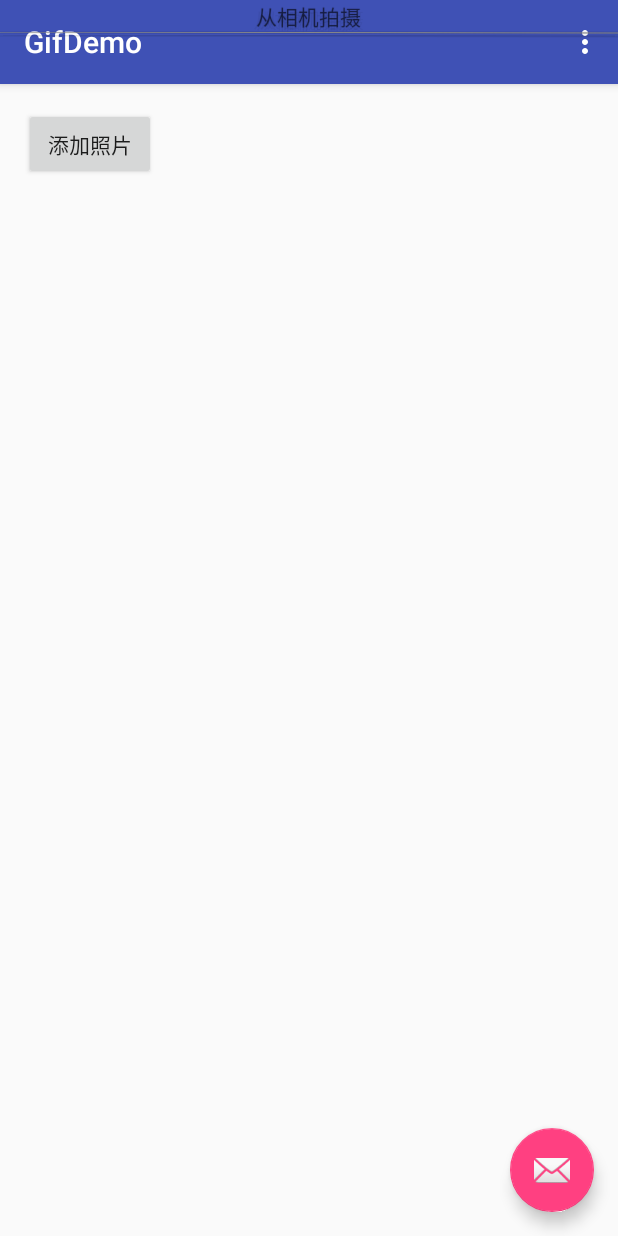
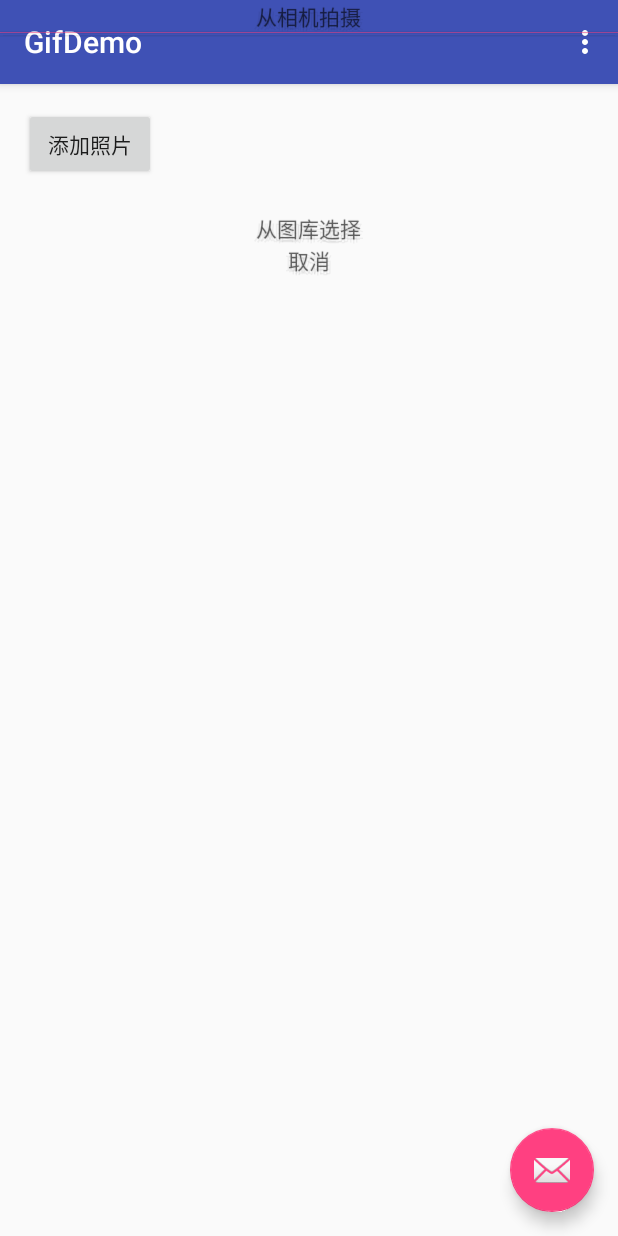
Before and after one commit to CreaterXu/GifDemo, an Android app: the screen it shows after launch (MainActivity), after a tap on "添加照片", on a phone screen of 412 x 824 dp. Run offline under Robolectric (Android 15) with nearby library versions, the phone set to English and light mode, and no system bars; our stand-ins replace ButterKnife.

Commit message:
custom view 添加波浪线效果

```diff
--- a/app/src/main/java/widght/Line.java
+++ b/app/src/main/java/widght/Line.java
@@ -5,6 +5,7 @@ import android.content.res.TypedArray;
 import android.graphics.Canvas;
 import android.graphics.Color;
 import android.graphics.Paint;
+import android.support.annotation.MainThread;
 import android.util.AttributeSet;
 import android.util.Log;
 import android.util.TypedValue;
@@ -12,14 +13,21 @@ import android.view.View;
 
 import com.skystudio.gifdemo.R;
 
-/**描线类
+/**描线类  可实现画不同颜色的直线
  * Created by Creater Xu on 2016/6/30.
  */
 public class Line extends View{
     private int mLength;
     private int mHigth;
+    private int mColor;
+    private int mCycle;//一个周期的宽度
+    private int mCycleNum=DEFAULT_CYCLE_NUM;//周期数
+    private int mLineType=LINE_TYPE_STRAIGHT;
     private Paint mPaint;//画笔
 
+    public static final int DEFAULT_CYCLE_NUM=6;
+    public static final int LINE_TYPE_WAVE=1;
+    public static  final int LINE_TYPE_STRAIGHT=2;
     public Line(Context context) {
         this(context,null,0);
     }
@@ -30,9 +38,6 @@ public class Line extends View{
 
     public Line(Context context, AttributeSet attrs, int defStyle) {
         super(context, attrs, defStyle);
-        mPaint = new Paint(Paint.ANTI_ALIAS_FLAG);
-        mPaint.setColor(Color.GRAY);
-
         TypedArray typedArray=context.getTheme().obtainStyledAttributes(attrs, R.styleable.widght_Line,defStyle,0);
         int n=typedArray.getIndexCount();
         for (int i=0;i<n;i++){
@@ -48,22 +53,72 @@ public class Line extends View{
                             TypedValue.COMPLEX_UNIT_SP, 16, getResources().getDisplayMetrics()));
                     Log.e("xv","mLength="+mLength);
                     break;
+                case R.styleable.widght_Line_line_color:
+                    mColor=typedArray.getColor(attr,Color.GRAY);
+                    break;
+                case R.styleable.widght_Line_line_type:
+                    boolean type=true;
+                    type=typedArray.getBoolean(attr,true);
+                    if (type)mLineType=LINE_TYPE_STRAIGHT;
+                    else mLineType=LINE_TYPE_WAVE;
+                    break;
+                case R.styleable.widght_Line_line_cyclenum:
+                    mCycleNum=typedArray.getInt(attr,DEFAULT_CYCLE_NUM);
+                    break;
             }
         }
         typedArray.recycle();
+        mPaint = new Paint(Paint.ANTI_ALIAS_FLAG);
+        mPaint.setColor(mColor);
+
     }
 
 
     @Override
     protected void onMeasure(int widthMeasureSpec, int heightMeasureSpec) {
-        super.onMeasure(widthMeasureSpec, heightMeasureSpec);
-
+        int widthMode=MeasureSpec.getMode(widthMeasureSpec);
+        int widthSize=MeasureSpec.getSize(widthMeasureSpec);
+        int heightMode=MeasureSpec.getMode(heightMeasureSpec);
+        int heightSize=MeasureSpec.getSize(heightMeasureSpec);
+        int width,height;
+        if (widthMode==MeasureSpec.EXACTLY){
+            //设置了明确值或是match_parent
+            width=widthSize;
+        }else{
+            width=widthSize;
+        }
+        if (heightMode==MeasureSpec.EXACTLY){
+            //设置了明确值或是match_parent
+            height=heightSize;
+        }else{
+            height=1;
+        }
+        setMeasuredDimension(width,height);
     }
 
     @Override
     protected void onDraw(Canvas canvas) {
         super.onDraw(canvas);
-       // mPaint.setTextSize(mHigth);
-        canvas.drawLine(0,0,getWidth(),mHigth,mPaint);
+        mCycle=getWidth()/mCycleNum;
+        if(mLineType==LINE_TYPE_STRAIGHT){
+            canvas.drawRect(0,0,getWidth(),getHeight(),mPaint);
+        }else {
+            drawSin(getWidth(),getHeight(),canvas);
+            //canvas.drawLine(0,0,mPaint);
+        }
+
+    }
+    /**
+     * 绘制正弦曲线
+     * @param width,height,canvas
+     * */
+    private void drawSin(int width,int height,Canvas canvas){
+        int oldX=0,oldY=0;
+        for (int i=oldX+1;i<width+1;i++){
+            int y=(int) Math.sin(Math.toRadians(i%mCycle*mCycle/360));
+            canvas.drawLine(oldX,oldY,i,y*height/2,mPaint);
+            oldX=i;
+            oldY=y;
+        }
     }
 }
--- a/app/src/main/res/layout/popurp_main.xml
+++ b/app/src/main/res/layout/popurp_main.xml
@@ -2,7 +2,8 @@
 <LinearLayout xmlns:android="http://schemas.android.com/apk/res/android"
     xmlns:sky="http://schemas.android.com/apk/res-auto"
     android:orientation="vertical" android:layout_width="match_parent"
-    android:layout_height="match_parent">
+    android:layout_height="match_parent"
+    android:weightSum="1">
 
     <TextView
         android:layout_width="wrap_content"
@@ -13,15 +14,17 @@
 
     <widght.Line
         android:layout_width="match_parent"
-        android:layout_height="wrap_content"
-        sky:line_higth="1sp"
-        sky:line_length="10dp"></widght.Line>
+        android:layout_height="120dp"
+        sky:line_color="@color/colorAccent"
+        sky:line_type="false"
+        ></widght.Line>
     <TextView
         android:layout_width="wrap_content"
         android:layout_height="wrap_content"
         android:text="从图库选择"
         android:id="@+id/textView2"
-        android:layout_gravity="center_horizontal" />
+        android:layout_gravity="center_horizontal"
+        />
     <TextView
         android:layout_width="wrap_content"
         android:layout_height="wrap_content"
--- a/app/src/main/res/values/attrs.xml
+++ b/app/src/main/res/values/attrs.xml
@@ -2,8 +2,14 @@
 <resources>
     <attr name="line_length" format="dimension"></attr>
     <attr name="line_higth" format="dimension"></attr>
+    <attr name="line_color" format="color"></attr>
+    <attr name="line_type" format="boolean"></attr>
+    <attr name="line_cyclenum" format="integer"></attr>
     <declare-styleable name="widght.Line">
         <attr name="line_length"></attr>
         <attr name="line_higth"></attr>
+        <attr name="line_color"></attr>
+        <attr name="line_type"></attr>
+        <attr name="line_cyclenum"></attr>
     </declare-styleable>
 </resources>
--- a/build.gradle
+++ b/build.gradle
@@ -5,7 +5,7 @@ buildscript {
         jcenter()
     }
     dependencies {
-        classpath 'com.android.tools.build:gradle:2.0.0'
+        classpath 'com.android.tools.build:gradle:2.1.2'
         classpath 'com.neenbedankt.gradle.plugins:android-apt:1.8'
 
         // NOTE: Do not place your application dependencies here; they belong
```
